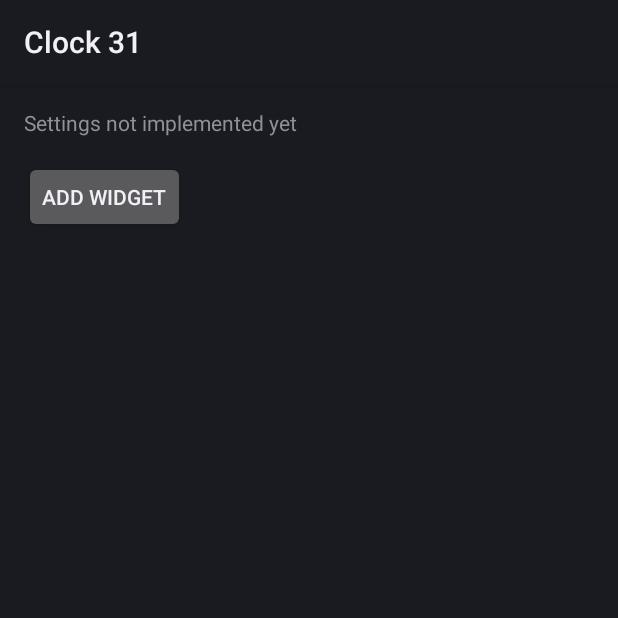
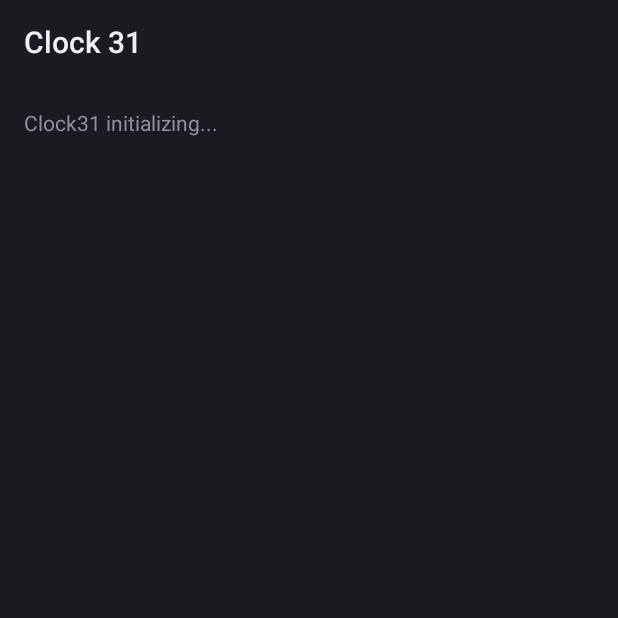
Before and after one commit to adolfintel/Clock31, an Android app: the C31WidgetConfigureActivity screen opened directly, with no data from a screen before it, on a phone screen of 412 x 824 dp, the top half of it. Run offline under Robolectric (Android 15) with nearby library versions, the phone set to English and light mode, and no system bars; 1 statement that could not run was skipped.

Commit message:
Release 1.0: Added message when there are no upcoming events, added italian translation, removed empty settings screen, updated to latest gradle, etc.

```diff
--- a/app/build.gradle
+++ b/app/build.gradle
@@ -9,8 +9,8 @@ android {
         applicationId "com.dosse.clock31"
         minSdk 21
         targetSdk 32
-        versionCode 1
-        versionName 'alpha1'
+        versionCode 2
+        versionName '1.0'
 
         testInstrumentationRunner "androidx.test.runner.AndroidJUnitRunner"
     }
--- a/app/src/main/java/com/dosse/clock31/C31WidgetConfigureActivity.java
+++ b/app/src/main/java/com/dosse/clock31/C31WidgetConfigureActivity.java
@@ -7,7 +7,6 @@ import android.content.Context;
 import android.content.Intent;
 import android.os.Build;
 import android.os.Bundle;
-import android.view.View;
 
 import com.dosse.clock31.databinding.C31WidgetConfigureBinding;
 
@@ -20,21 +19,6 @@ public class C31WidgetConfigureActivity extends Activity {
     private static final String PREF_PREFIX_KEY = "appwidget_";
     int mAppWidgetId = AppWidgetManager.INVALID_APPWIDGET_ID;
 
-    View.OnClickListener mOnClickListener = new View.OnClickListener() {
-        public void onClick(View v) {
-            final Context context = C31WidgetConfigureActivity.this;
-
-            // It is the responsibility of the configuration activity to update the app widget
-            AppWidgetManager appWidgetManager = AppWidgetManager.getInstance(context);
-            C31Widget.updateAppWidget(context, appWidgetManager, mAppWidgetId);
-
-            // Make sure we pass back the original appWidgetId
-            Intent resultValue = new Intent();
-            resultValue.putExtra(AppWidgetManager.EXTRA_APPWIDGET_ID, mAppWidgetId);
-            setResult(RESULT_OK, resultValue);
-            finish();
-        }
-    };
     private C31WidgetConfigureBinding binding;
 
     public C31WidgetConfigureActivity() {
@@ -51,8 +35,6 @@ public class C31WidgetConfigureActivity extends Activity {
 
         binding = C31WidgetConfigureBinding.inflate(getLayoutInflater());
         setContentView(binding.getRoot());
-
-        binding.addButton.setOnClickListener(mOnClickListener);
 
         // Find the widget id from the intent.
         Intent intent = getIntent();
@@ -72,5 +54,16 @@ public class C31WidgetConfigureActivity extends Activity {
             requestPermissions(new String[]{Manifest.permission.READ_CALENDAR},101);
         }
 
+        final Context context = C31WidgetConfigureActivity.this;
+
+        // It is the responsibility of the configuration activity to update the app widget
+        AppWidgetManager appWidgetManager = AppWidgetManager.getInstance(context);
+        C31Widget.updateAppWidget(context, appWidgetManager, mAppWidgetId);
+
+        // Make sure we pass back the original appWidgetId
+        Intent resultValue = new Intent();
+        resultValue.putExtra(AppWidgetManager.EXTRA_APPWIDGET_ID, mAppWidgetId);
+        setResult(RESULT_OK, resultValue);
+        finish();
     }
 }
--- a/app/src/main/res/layout/c31_widget_configure.xml
+++ b/app/src/main/res/layout/c31_widget_configure.xml
@@ -9,13 +9,6 @@
         android:layout_width="match_parent"
         android:layout_height="wrap_content"
         android:layout_marginBottom="8dp"
-        android:text="Settings not implemented yet" />
-
-    <Button
-        android:id="@+id/add_button"
-        android:layout_width="wrap_content"
-        android:layout_height="wrap_content"
-        android:layout_marginTop="8dp"
-        android:text="@string/add_widget" />
+        android:text="@string/clock31_initializing" />
 
 </LinearLayout>
--- a/app/src/main/res/values/strings.xml
+++ b/app/src/main/res/values/strings.xml
@@ -1,6 +1,7 @@
 <resources>
-    <string name="app_name">Clock 31</string>
-    <string name="configure">Configure</string>
-    <string name="add_widget">Add widget</string>
+    <string name="app_name" translatable="false">Clock 31</string>
     <string name="app_widget_description">Simple clock and calendar combo widget</string>
+    <string name="clock31_initializing">Clock31 initializing...</string>
+    <string name="no_events">No upcoming events</string>
+    <string name="tap_calendar">Tap the calendar icon to create one</string>
 </resources>
--- a/build.gradle
+++ b/build.gradle
@@ -1,7 +1,7 @@
 // Top-level build file where you can add configuration options common to all sub-projects/modules.
 plugins {
-    id 'com.android.application' version '7.2.2' apply false
-    id 'com.android.library' version '7.2.2' apply false
+    id 'com.android.application' version '7.3.1' apply false
+    id 'com.android.library' version '7.3.1' apply false
 }
 
 task clean(type: Delete) {
```
Also changed, not shown: app/src/main/java/com/dosse/clock31/CalendarRemoteViewsService.java (+10 -2 lines), gradle/wrapper/gradle-wrapper.properties, 2 other files.
